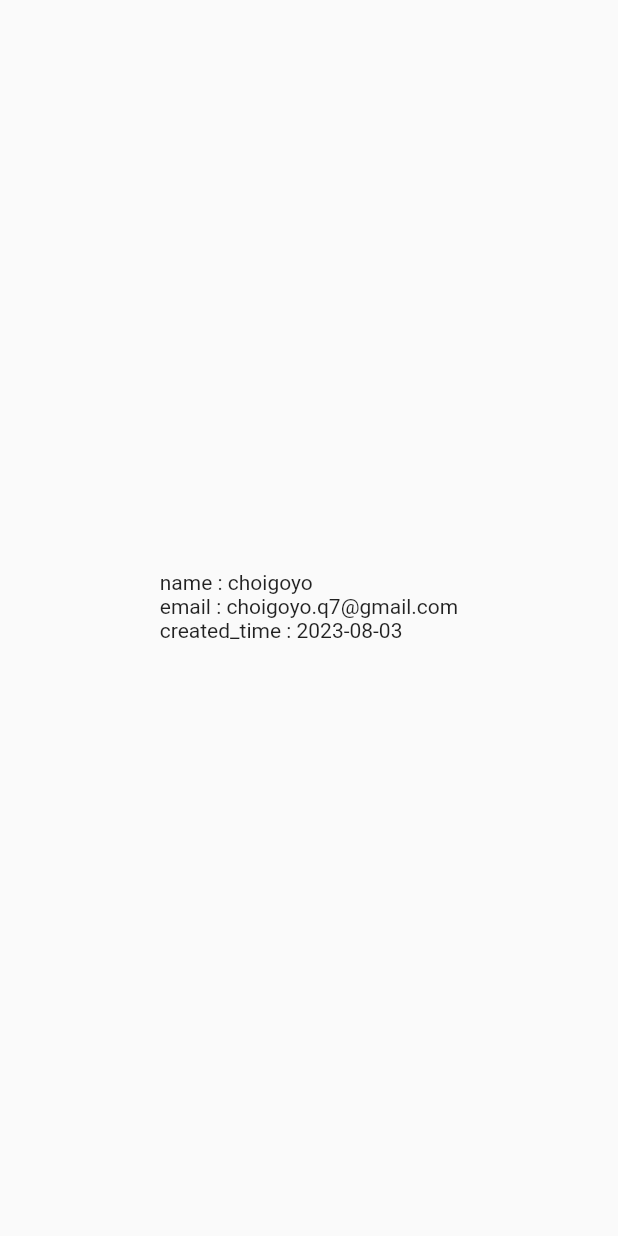
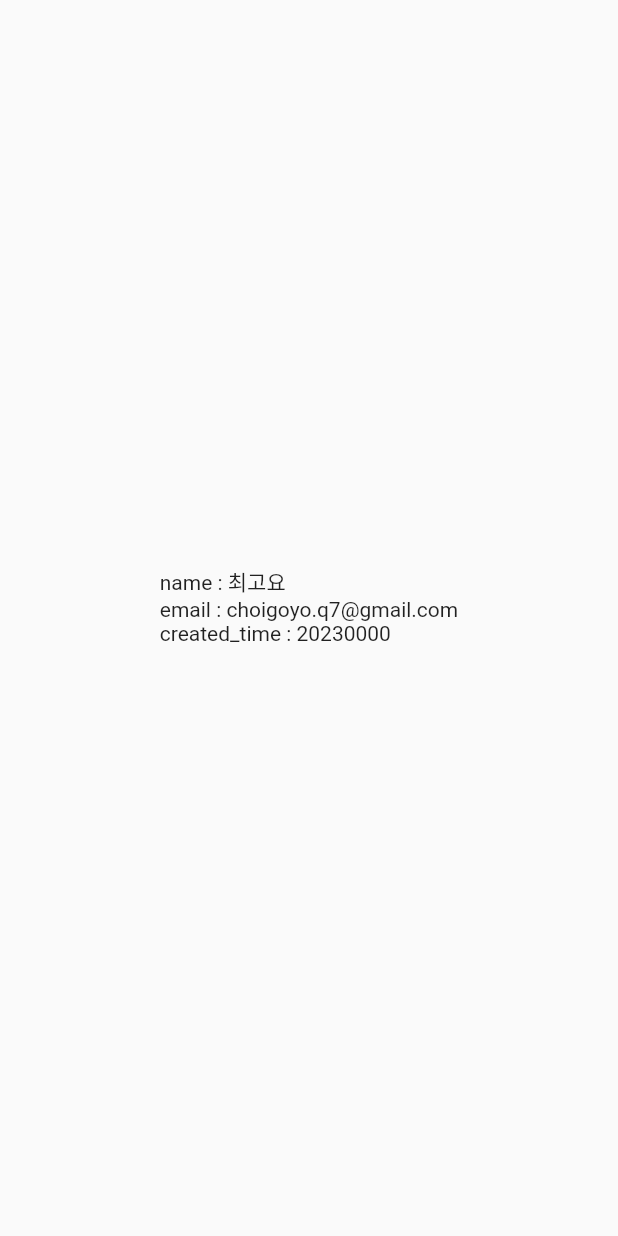
Before and after one commit to CHOIGOYO/json_serializable_study, a Flutter app: the screen it shows after launch, on a phone screen of 412 x 824 dp. Run offline on Flutter 3.47's test engine with Material 2 defaults, Android fonts, the phone set to English and light mode, and no system bars.

Commit message:
user model

```diff
--- a/lib/main.dart
+++ b/lib/main.dart
@@ -21,12 +21,34 @@ class JSonTest extends StatelessWidget {
 
   @override
   Widget build(BuildContext context) {
-    String json = '{"name":"choigoyo","email":"choigoyo.q7@gmail.com","created_time":"2023-08-03"}';
+    String json = '{"name":"최고요","email":"choigoyo.q7@gmail.com","created_time":20230000}';
     Map<String, dynamic> userMap = jsonDecode(json);
+    var user = User.fromJson(userMap);
     return Scaffold(
       body: Center(
-        child: Text(' name : ${userMap['name']} \n email : ${userMap['email']} \n created_time : ${userMap['created_time']} \n '),
+        child: Text(' name : ${user.name} \n email : ${user.email} \n created_time : ${user.createdTime} \n '),
       ),
     );
   }
 }
+
+// model
+class User{
+  final String name;
+  final String email;
+  final int createdTime;
+
+  User(this.name, this.email, this.createdTime);
+
+  User.fromJson(Map<String, dynamic> json)
+      : name = json['name'],
+        email = json['email'],
+        createdTime = json['created_time'];
+
+  Map<String, dynamic> toJson() => {
+    'name': name,
+    'email': email,
+    'created_time': createdTime,
+  };
+
+}
```
